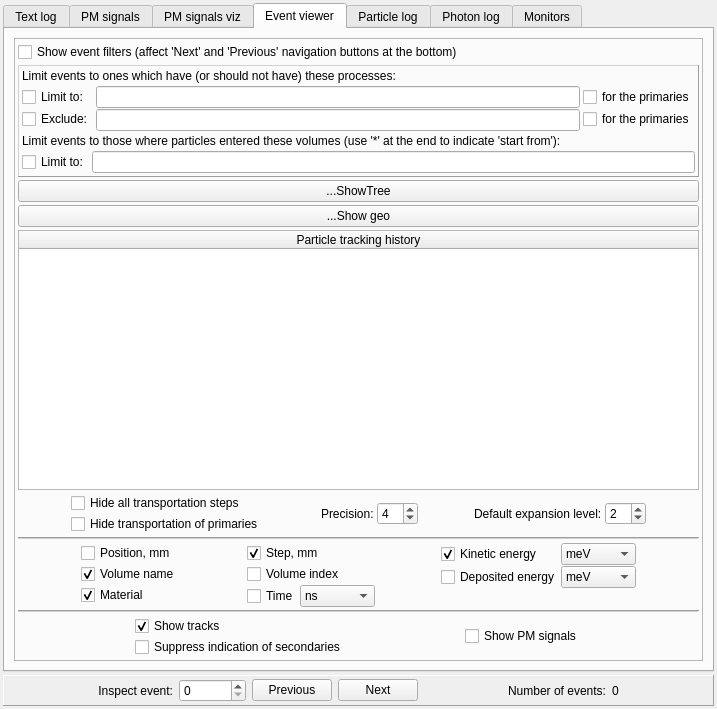
Old version of the form src/gui/outputwindow.ui in the repository andrmor/ANTS2.
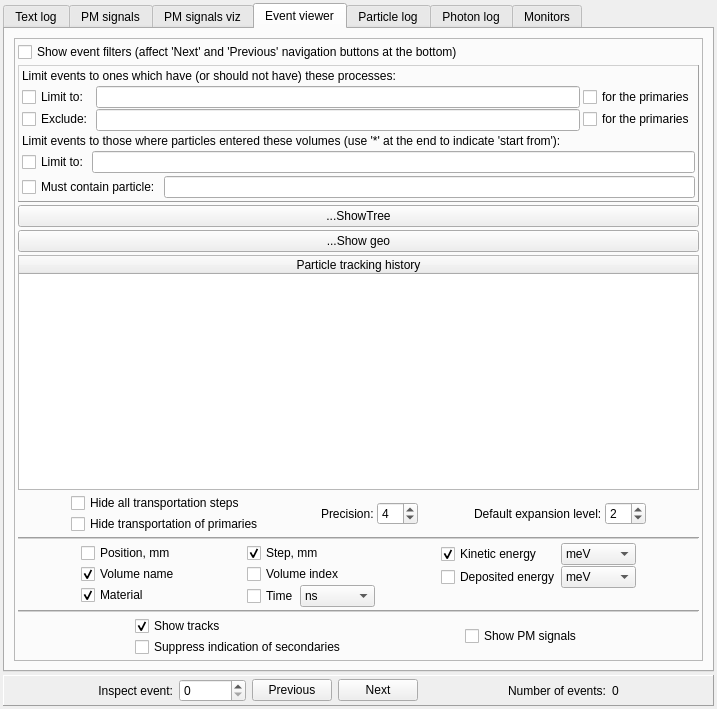
New version of the form. The open tabs and pages were chosen to show the change.

Patch:
```diff
--- a/src/gui/outputwindow.ui
+++ b/src/gui/outputwindow.ui
@@ -890,6 +890,23 @@
                 </item>
                </layout>
               </item>
+              <item>
+               <layout class="QHBoxLayout" name="horizontalLayout_32">
+                <property name="topMargin">
+                 <number>0</number>
+                </property>
+                <item>
+                 <widget class="QCheckBox" name="cbLimitToParticle">
+                  <property name="text">
+                   <string>Must contain particle:</string>
+                  </property>
+                 </widget>
+                </item>
+                <item>
+                 <widget class="QLineEdit" name="leLimitToParticle"/>
+                </item>
+               </layout>
+              </item>
              </layout>
             </widget>
            </item>
```
Left out of the diff: 4 changed lines with no effect on the pictures.
